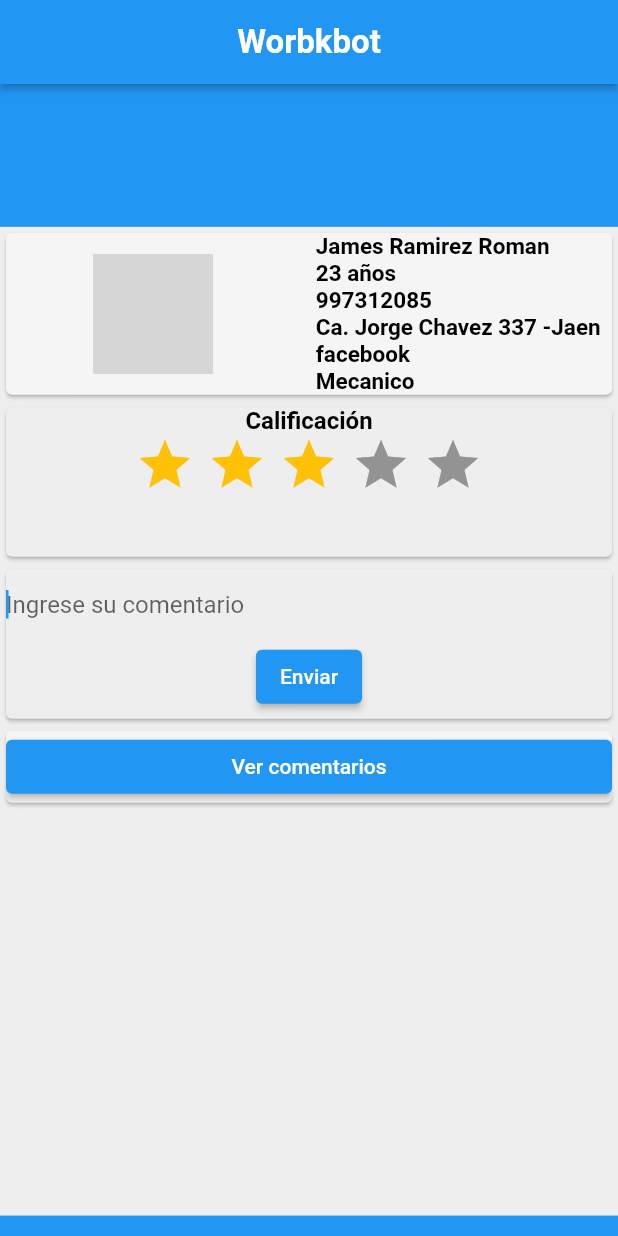
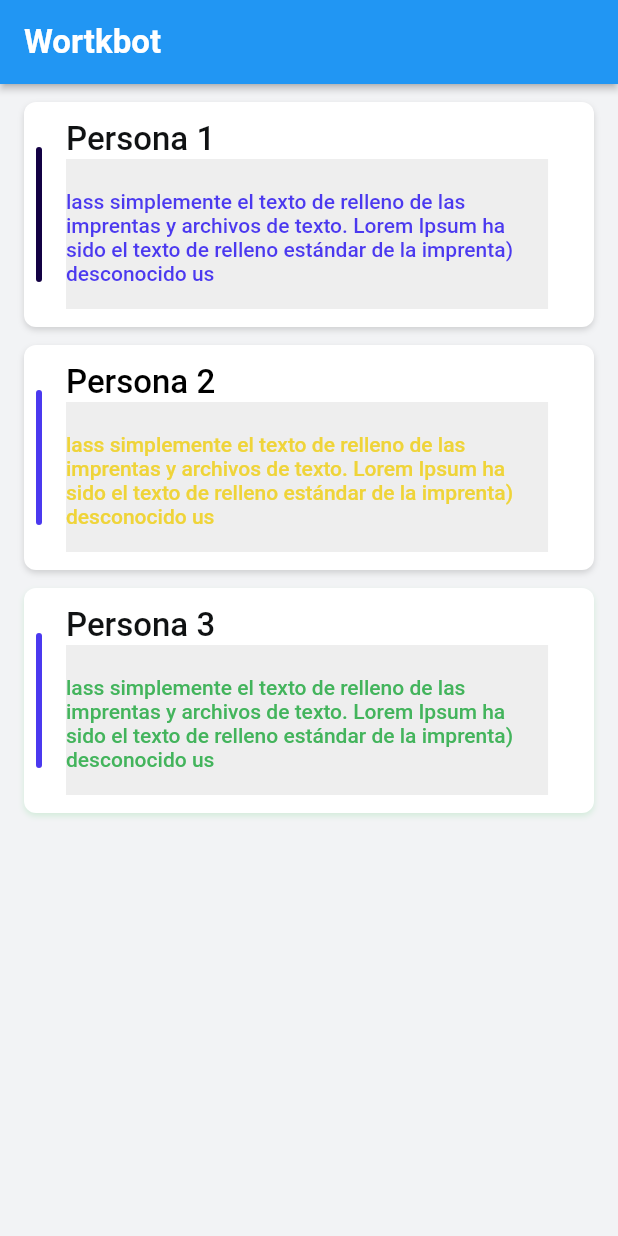
Before and after one commit to alejandrohl5/workbot_servicios, a Flutter app: the HomePageWidget screen opened directly, after a tap on "Ver comentarios", on a phone screen of 412 x 824 dp. Run offline on Flutter 3.47's test engine with Material 2 defaults, Android fonts, the phone set to English and light mode, and no system bars; drawn by our look-alikes of flutter_rating_bar; our stand-ins replace animate_do, cloud_firestore, easy_debounce, firebase_auth, firebase_core, google_fonts and 1 more; accounts and stored records are empty; network calls fail; Roboto replaces fonts that are missing (Outfit); grey boxes are pictures that could not be loaded.

Commit message:
Subit de Comentarios
parte de milagros

```diff
--- a/lib/targetadePresntaColab.dart
+++ b/lib/targetadePresntaColab.dart
@@ -2,6 +2,7 @@ import 'package:easy_debounce/easy_debounce.dart';
 import 'package:flutter/material.dart';
 import 'package:flutter_rating_bar/flutter_rating_bar.dart';
 import 'package:google_fonts/google_fonts.dart';
+import 'package:workbot_servicios/wigetcomentarios.dart';
 
 void main() => runApp(target_james());
 
@@ -273,6 +274,8 @@ class _HomePageWidgetState extends State<HomePageWidget> {
                     child: ElevatedButton(
                       onPressed: () {
                         print('Button pressed ...');
+                        Navigator.of(context).push(MaterialPageRoute(
+                            builder: ((context) => comentarios_james())));
                       },
                       child: const Text('Ver comentarios'),
                     ),
--- /dev/null
+++ b/lib/wigetcomentarios.dart
@@ -0,0 +1,303 @@
+import 'package:flutter/material.dart';
+
+void main() => runApp(comentarios_james());
+
+class comentarios_james extends StatelessWidget {
+  @override
+  Widget build(BuildContext context) {
+    return MaterialApp(
+      title: 'Servicios',
+      debugShowCheckedModeBanner: false,
+      theme: ThemeData(
+        primarySwatch: Colors.blue,
+      ),
+      home: const HomePageWidget(),
+    );
+  }
+}
+
+class HomePageWidget extends StatefulWidget {
+  const HomePageWidget({Key? key}) : super(key: key);
+
+  @override
+  _HomePageWidgetState createState() => _HomePageWidgetState();
+}
+
+class _HomePageWidgetState extends State<HomePageWidget> {
+  final scaffoldKey = GlobalKey<ScaffoldState>();
+
+  @override
+  Widget build(BuildContext context) {
+    return Scaffold(
+      key: scaffoldKey,
+      appBar: AppBar(
+        backgroundColor: Colors.blue,
+        automaticallyImplyLeading: false,
+        title: Text(
+          'Wortkbot',
+          style: TextStyle(
+            fontSize: 22,
+            color: Colors.white,
+            fontWeight: FontWeight.bold,
+          ),
+        ),
+        actions: [],
+        centerTitle: false,
+        elevation: 2,
+      ),
+      backgroundColor: Color.fromARGB(255, 242, 243, 245),
+      body: SafeArea(
+        child: GestureDetector(
+          onTap: () => FocusScope.of(context).unfocus(),
+          child: Column(
+            mainAxisSize: MainAxisSize.max,
+            children: [
+              ListView(
+                padding: EdgeInsets.zero,
+                primary: false,
+                shrinkWrap: true,
+                scrollDirection: Axis.vertical,
+                children: [
+                  Padding(
+                    padding: EdgeInsetsDirectional.fromSTEB(16, 12, 16, 0),
+                    child: Container(
+                      width: MediaQuery.of(context).size.width,
+                      decoration: BoxDecoration(
+                        color: Colors.white,
+                        boxShadow: [
+                          BoxShadow(
+                            blurRadius: 3,
+                            color: Color(0x25000000),
+                            offset: Offset(0, 2),
+                          )
+                        ],
+                        borderRadius: BorderRadius.circular(8),
+                      ),
+                      child: Row(
+                        mainAxisSize: MainAxisSize.max,
+                        children: [
+                          Padding(
+                            padding: EdgeInsetsDirectional.fromSTEB(8, 8, 4, 8),
+                            child: Container(
+                              width: 4,
+                              height: 90,
+                              decoration: BoxDecoration(
+                                color: Color.fromARGB(255, 19, 1, 68),
+                                borderRadius: BorderRadius.circular(4),
+                              ),
+                            ),
+                          ),
+                          Padding(
+                            padding:
+                                EdgeInsetsDirectional.fromSTEB(12, 12, 16, 12),
+                            child: Column(
+                              mainAxisSize: MainAxisSize.max,
+                              crossAxisAlignment: CrossAxisAlignment.start,
+                              children: [
+                                Text('Persona 1',
+                                    style: TextStyle(
+                                      fontFamily: 'Outfit',
+                                      color: Color(0xFF101213),
+                                      fontSize: 22,
+                                      fontWeight: FontWeight.w500,
+                                    )),
+                                Container(
+                                  width:
+                                      MediaQuery.of(context).size.width * 0.78,
+                                  height: 100,
+                                  decoration: BoxDecoration(
+                                    color: Color(0xFFEEEEEE),
+                                    shape: BoxShape.rectangle,
+                                  ),
+                                  alignment: AlignmentDirectional(0, 0),
+                                  child: Padding(
+                                    padding: EdgeInsetsDirectional.fromSTEB(
+                                        0, 4, 0, 0),
+                                    child: Text(
+                                        'lass simplemente el texto de relleno de las imprentas y archivos de texto. Lorem Ipsum ha sido el texto de relleno estándar de la imprenta) desconocido us',
+                                        style: TextStyle(
+                                          fontFamily: 'Outfit',
+                                          color: Color(0xFF4B39EF),
+                                          fontSize: 14,
+                                          fontWeight: FontWeight.w500,
+                                        )),
+                                  ),
+                                ),
+                              ],
+                            ),
+                          ),
+                        ],
+                      ),
+                    ),
+                  ),
+                ],
+              ),
+              ListView(
+                padding: EdgeInsets.zero,
+                primary: false,
+                shrinkWrap: true,
+                scrollDirection: Axis.vertical,
+                children: [
+                  Padding(
+                    padding: EdgeInsetsDirectional.fromSTEB(16, 12, 16, 0),
+                    child: Container(
+                      width: MediaQuery.of(context).size.width,
+                      decoration: BoxDecoration(
+                        color: Colors.white,
+                        boxShadow: [
+                          BoxShadow(
+                            blurRadius: 3,
+                            color: Color(0x25000000),
+                            offset: Offset(0, 2),
+                          )
+                        ],
+                        borderRadius: BorderRadius.circular(8),
+                      ),
+                      child: Row(
+                        mainAxisSize: MainAxisSize.max,
+                        children: [
+                          Padding(
+                            padding: EdgeInsetsDirectional.fromSTEB(8, 8, 4, 8),
+                            child: Container(
+                              width: 4,
+                              height: 90,
+                              decoration: BoxDecoration(
+                                color: Color(0xFF4B39EF),
+                                borderRadius: BorderRadius.circular(4),
+                              ),
+                            ),
+                          ),
+                          Padding(
+                            padding:
+                                EdgeInsetsDirectional.fromSTEB(12, 12, 16, 12),
+                            child: Column(
+                              mainAxisSize: MainAxisSize.max,
+                              crossAxisAlignment: CrossAxisAlignment.start,
+                              children: [
+                                Text('Persona 2',
+                                    style: TextStyle(
+                                      fontFamily: 'Outfit',
+                                      color: Color.fromARGB(255, 0, 0, 0),
+                                      fontSize: 22,
+                                      fontWeight: FontWeight.w500,
+                                    )),
+                                Container(
+                                  width:
+                                      MediaQuery.of(context).size.width * 0.78,
+                                  height: 100,
+                                  decoration: BoxDecoration(
+                                    color: Color(0xFFEEEEEE),
+                                    shape: BoxShape.rectangle,
+                                  ),
+                                  alignment: AlignmentDirectional(0, 0),
+                                  child: Padding(
+                                    padding: EdgeInsetsDirectional.fromSTEB(
+                                        0, 4, 0, 0),
+                                    child: Text(
+                                        'lass simplemente el texto de relleno de las imprentas y archivos de texto. Lorem Ipsum ha sido el texto de relleno estándar de la imprenta) desconocido us',
+                                        style: TextStyle(
+                                          fontFamily: 'Outfit',
+                                          color:
+                                              Color.fromARGB(255, 239, 212, 57),
+                                          fontSize: 14,
+                                          fontWeight: FontWeight.w500,
+                                        )),
+                                  ),
+                                ),
+                              ],
+                            ),
+                          ),
+                        ],
+                      ),
+                    ),
+                  ),
+                ],
+              ),
+              ListView(
+                padding: EdgeInsets.zero,
+                primary: false,
+                shrinkWrap: true,
+                scrollDirection: Axis.vertical,
+                children: [
+                  Padding(
+                    padding: EdgeInsetsDirectional.fromSTEB(16, 12, 16, 0),
+                    child: Container(
+                      width: MediaQuery.of(context).size.width,
+                      decoration: BoxDecoration(
+                        color: Colors.white,
+                        boxShadow: [
+                          BoxShadow(
+                            blurRadius: 3,
+                            color: Color.fromARGB(36, 19, 190, 56),
+                            offset: Offset(0, 2),
+                          )
+                        ],
+                        borderRadius: BorderRadius.circular(8),
+                      ),
+                      child: Row(
+                        mainAxisSize: MainAxisSize.max,
+                        children: [
+                          Padding(
+                            padding: EdgeInsetsDirectional.fromSTEB(8, 8, 4, 8),
+                            child: Container(
+                              width: 4,
+                              height: 90,
+                              decoration: BoxDecoration(
+                                color: Color(0xFF4B39EF),
+                                borderRadius: BorderRadius.circular(4),
+                              ),
+                            ),
+                          ),
+                          Padding(
+                            padding:
+                                EdgeInsetsDirectional.fromSTEB(12, 12, 16, 12),
+                            child: Column(
+                              mainAxisSize: MainAxisSize.max,
+                              crossAxisAlignment: CrossAxisAlignment.start,
+                              children: [
+                                Text('Persona 3',
+                                    style: TextStyle(
+                                      fontFamily: 'Outfit',
+                                      color: Color(0xFF101213),
+                                      fontSize: 22,
+                                      fontWeight: FontWeight.w500,
+                                    )),
+                                Container(
+                                  width:
+                                      MediaQuery.of(context).size.width * 0.78,
+                                  height: 100,
+                                  decoration: BoxDecoration(
+                                    color: Color(0xFFEEEEEE),
+                                    shape: BoxShape.rectangle,
+                                  ),
+                                  alignment: AlignmentDirectional(0, 0),
+                                  child: Padding(
+                                    padding: EdgeInsetsDirectional.fromSTEB(
+                                        0, 4, 0, 0),
+                                    child: Text(
+                                        'lass simplemente el texto de relleno de las imprentas y archivos de texto. Lorem Ipsum ha sido el texto de relleno estándar de la imprenta) desconocido us',
+                                        style: TextStyle(
+                                          fontFamily: 'Outfit',
+                                          color:
+                                              Color.fromARGB(255, 67, 180, 92),
+                                          fontSize: 14,
+                                          fontWeight: FontWeight.w500,
+                                        )),
+                                  ),
+                                ),
+                              ],
+                            ),
+                          ),
+                        ],
+                      ),
+                    ),
+                  ),
+                ],
+              ),
+            ],
+          ),
+        ),
+      ),
+    );
+  }
+}
```
